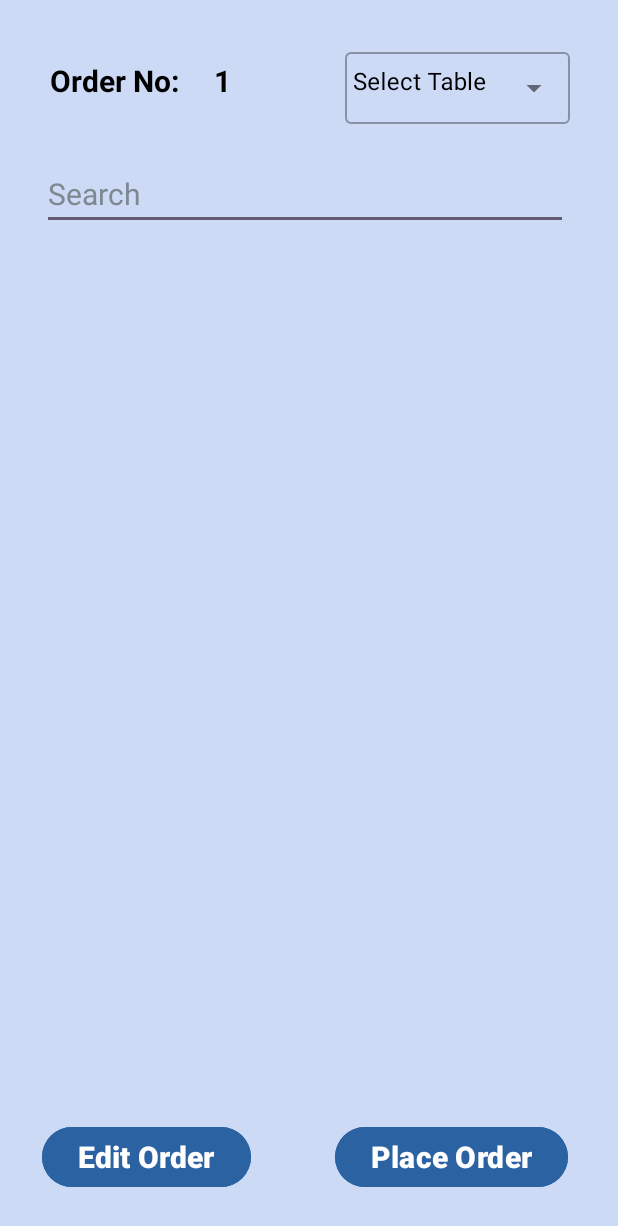
After one commit to abhijithhegde/DinePal, an Android app: the TakeOrder screen opened directly, with no data from a screen before it, on a phone screen of 412 x 824 dp. The commit adds this screen. Shown: the top 1226 px of the screen. Run offline under Robolectric (Android 15) with nearby library versions, the phone set to English and light mode, and no system bars.

Commit message:
Created Dashboard and TakeOrder activity

```diff
--- a/app/build.gradle
+++ b/app/build.gradle
@@ -3,11 +3,11 @@ plugins {
 }
 
 android {
-    namespace 'com.bestsoft.dinepal'
+    namespace 'com.l0pht.dinepal'
     compileSdk 33
 
     defaultConfig {
-        applicationId "com.bestsoft.dinepal"
+        applicationId "com.l0pht.dinepal"
         minSdk 24
         targetSdk 33
         versionCode 1
@@ -32,6 +32,7 @@ dependencies {
 
     implementation 'androidx.appcompat:appcompat:1.6.1'
     implementation 'com.google.android.material:material:1.5.0'
+    implementation 'mysql:mysql-connector-java:8.0.26'
     implementation 'androidx.constraintlayout:constraintlayout:2.1.4'
     testImplementation 'junit:junit:4.13.2'
     androidTestImplementation 'androidx.test.ext:junit:1.1.5'
--- a/app/src/main/AndroidManifest.xml
+++ b/app/src/main/AndroidManifest.xml
@@ -13,6 +13,12 @@
         android:theme="@style/Theme.DinePal"
         tools:targetApi="31">
         <activity
+            android:name=".TakeOrder"
+            android:exported="false" />
+        <activity
+            android:name=".DashBoard"
+            android:exported="false" />
+        <activity
             android:name=".MainActivity"
             android:exported="true">
             <intent-filter>
--- /dev/null
+++ b/app/src/main/java/com/l0pht/dinepal/TakeOrder.java
@@ -0,0 +1,50 @@
+package com.l0pht.dinepal;
+
+import android.content.Intent;
+import android.os.Bundle;
+import android.widget.ArrayAdapter;
+import android.widget.AutoCompleteTextView;
+import android.widget.Button;
+import android.widget.EditText;
+import android.widget.TextView;
+
+import androidx.appcompat.app.AppCompatActivity;
+
+public class TakeOrder extends AppCompatActivity {
+    EditText search;
+    TextView order;
+    AutoCompleteTextView selectTableNo;
+    Button placeOrder, editOrder, deleteOrder;
+    int tableNo;
+    static int orderNo = 1;
+    String[] tables = {"1", "2", "3", "4", "5", "6", "7", "8", "9", "10"};
+    ArrayAdapter<String> tableAdapter;
+
+    @Override
+    protected void onCreate(Bundle savedInstanceState) {
+        super.onCreate(savedInstanceState);
+        setContentView(R.layout.activity_take_order);
+
+
+        search = findViewById(R.id.search);
+        selectTableNo = findViewById(R.id.selectTableNo);
+        placeOrder = findViewById(R.id.placeOrder);
+        editOrder = findViewById(R.id.editOrder);
+        order = findViewById(R.id.orderNo);
+        order.setText(String.valueOf(orderNo));
+
+        tableAdapter = new ArrayAdapter<>(this, R.layout.tables_list, tables);
+        selectTableNo.setAdapter(tableAdapter);
+
+
+        placeOrder.setOnClickListener(v -> {
+            tableNo = Integer.parseInt(selectTableNo.getText().toString());
+            Intent resultIntent = new Intent(this, DashBoard.class);
+            resultIntent.putExtra("tableNo", tableNo);
+            resultIntent.putExtra("orderNo", orderNo);
+            orderNo += 1;
+            setResult(RESULT_OK, resultIntent);
+            finish();
+        });
+    }
+}
--- /dev/null
+++ b/app/src/main/res/drawable/new_order.xml
@@ -0,0 +1,5 @@
+<vector android:height="24dp" android:tint="#000000"
+    android:viewportHeight="24" android:viewportWidth="24"
+    android:width="24dp" xmlns:android="http://schemas.android.com/apk/res/android">
+    <path android:fillColor="@android:color/white" android:pathData="M19,13h-6v6h-2v-6H5v-2h6V5h2v6h6v2z"/>
+</vector>
--- /dev/null
+++ b/app/src/main/res/layout/activity_take_order.xml
@@ -0,0 +1,158 @@
+<?xml version="1.0" encoding="utf-8"?>
+<androidx.constraintlayout.widget.ConstraintLayout xmlns:android="http://schemas.android.com/apk/res/android"
+    xmlns:app="http://schemas.android.com/apk/res-auto"
+    xmlns:tools="http://schemas.android.com/tools"
+    android:layout_width="match_parent"
+    android:layout_height="match_parent"
+    android:background="#cddaf6"
+    tools:context=".TakeOrder">
+
+    <TextView
+        android:id="@+id/textView"
+        android:layout_width="wrap_content"
+        android:layout_height="wrap_content"
+        android:padding="5dp"
+        android:text="Order No: "
+        android:textColor="@color/black"
+        android:textSize="20sp"
+        android:textStyle="bold"
+        app:layout_constraintBaseline_toBaselineOf="@+id/orderNo"
+        app:layout_constraintEnd_toEndOf="parent"
+        app:layout_constraintHorizontal_bias="0.0"
+        app:layout_constraintStart_toStartOf="@+id/guideline2" />
+
+    <TextView
+        android:id="@+id/orderNo"
+        android:layout_width="wrap_content"
+        android:layout_height="wrap_content"
+        android:padding="5dp"
+        android:text="1"
+        android:textColor="@color/black"
+        android:textSize="20sp"
+        android:textStyle="bold"
+        app:layout_constraintBaseline_toBaselineOf="@+id/textInputLayout"
+        app:layout_constraintEnd_toEndOf="parent"
+        app:layout_constraintHorizontal_bias="0.031"
+        app:layout_constraintStart_toEndOf="@+id/textView" />
+
+    <com.google.android.material.textfield.TextInputLayout
+        android:id="@+id/textInputLayout"
+        style="@style/Widget.MaterialComponents.TextInputLayout.OutlinedBox.Dense.ExposedDropdownMenu"
+        android:layout_width="wrap_content"
+        android:layout_height="wrap_content"
+        android:gravity="center"
+        android:hint="Select Table"
+        android:textColorHint="@color/black"
+        app:boxBackgroundMode="outline"
+        app:counterTextColor="@color/black"
+        app:layout_constraintBottom_toBottomOf="parent"
+        app:layout_constraintEnd_toEndOf="parent"
+        app:layout_constraintHorizontal_bias="0.877"
+        app:layout_constraintStart_toStartOf="parent"
+        app:layout_constraintTop_toTopOf="parent"
+        app:layout_constraintVertical_bias="0.038">
+
+        <AutoCompleteTextView
+            android:id="@+id/selectTableNo"
+            android:layout_width="150dp"
+            android:layout_height="wrap_content"
+            android:focusable="false"
+            android:focusableInTouchMode="false"
+            android:inputType="none"
+            android:paddingStart="5dp"
+            android:paddingTop="6dp"
+            android:paddingEnd="2dp"
+            android:textColor="@color/black"
+            android:textIsSelectable="false" />
+
+    </com.google.android.material.textfield.TextInputLayout>
+
+    <EditText
+        android:id="@+id/search"
+        android:layout_width="0dp"
+        android:layout_height="wrap_content"
+        android:hint="Search"
+        android:textColor="@color/black"
+        android:textColorHint="#7d8890"
+        android:textSize="20sp"
+        app:layout_constraintBottom_toBottomOf="parent"
+        app:layout_constraintEnd_toStartOf="@+id/guideline3"
+        app:layout_constraintHorizontal_bias="0.0"
+        app:layout_constraintStart_toStartOf="@+id/guideline2"
+        app:layout_constraintTop_toTopOf="parent"
+        app:layout_constraintVertical_bias="0.136" />
+
+    <androidx.constraintlayout.widget.Guideline
+        android:id="@+id/guideline2"
+        android:layout_width="wrap_content"
+        android:layout_height="wrap_content"
+        android:orientation="vertical"
+        app:layout_constraintGuide_begin="28dp" />
+
+    <androidx.constraintlayout.widget.Guideline
+        android:id="@+id/guideline3"
+        android:layout_width="wrap_content"
+        android:layout_height="wrap_content"
+        android:orientation="vertical"
+        app:layout_constraintGuide_begin="379dp" />
+
+    <Button
+        android:id="@+id/placeOrder"
+        android:layout_width="wrap_content"
+        android:layout_height="wrap_content"
+        android:backgroundTint="#2b62a2"
+        android:text="Place Order"
+        android:textColor="@color/white"
+        android:textSize="20sp"
+        android:textStyle="bold"
+        app:layout_constraintBottom_toBottomOf="parent"
+        app:layout_constraintEnd_toStartOf="@+id/guideline3"
+        app:layout_constraintHorizontal_bias="1.0"
+        app:layout_constraintStart_toStartOf="@+id/guideline2"
+        app:layout_constraintTop_toTopOf="parent"
+        app:layout_constraintVertical_bias="0.963" />
+
+    <Button
+        android:id="@+id/editOrder"
+        android:layout_width="wrap_content"
+        android:layout_height="wrap_content"
+        android:backgroundTint="#2b62a2"
+        android:text="Edit Order"
+        android:textColor="@color/white"
+        android:textSize="20sp"
+        android:textStyle="bold"
+        app:layout_constraintBottom_toBottomOf="parent"
+        app:layout_constraintEnd_toStartOf="@+id/guideline3"
+        app:layout_constraintHorizontal_bias="0"
+        app:layout_constraintStart_toStartOf="@+id/guideline2"
+        app:layout_constraintTop_toTopOf="parent"
+        app:layout_constraintVertical_bias="0.963" />
+
+    <LinearLayout
+        android:layout_width="0dp"
+        android:layout_height="wrap_content"
+        android:orientation="vertical"
+        app:layout_constraintBottom_toBottomOf="parent"
+        app:layout_constraintEnd_toStartOf="@+id/guideline3"
+        app:layout_constraintHorizontal_bias="0.0"
+        app:layout_constraintStart_toStartOf="@+id/guideline2"
+        app:layout_constraintTop_toBottomOf="@+id/search"
+        app:layout_constraintVertical_bias="0.048" >
+
+        <androidx.recyclerview.widget.RecyclerView
+            android:id="@+id/recyclerView"
+            android:layout_width="match_parent"
+            android:layout_height="match_parent"
+            android:layout_marginTop="10dp"
+            android:scrollbars="vertical"
+            app:layout_constraintBottom_toBottomOf="parent"
+            app:layout_constraintEnd_toEndOf="parent"
+            app:layout_constraintHorizontal_bias="0.0"
+            app:layout_constraintStart_toStartOf="parent"
+            app:layout_constraintTop_toBottomOf="parent"
+            app:layout_constraintVertical_bias="0.0" />
+
+    </LinearLayout>
+
+
+</androidx.constraintlayout.widget.ConstraintLayout>
```
Also changed, not shown: app/src/main/java/com/l0pht/dinepal/DashBoard.java (added, +56 -0 lines), app/src/main/java/com/l0pht/dinepal/MainActivity.java (renamed from app/src/main/java/com/bestsoft/dinepal/MainActivity.java, +8 -1 lines), app/src/main/java/com/l0pht/dinepal/Order.java (added, +27 -0 lines), app/src/main/java/com/l0pht/dinepal/OrderListAdapter.java (added, +54 -0 lines), app/src/main/res/layout/activity_dash_board.xml (added, +38 -0 lines), app/src/main/res/layout/activity_main.xml (+1 -12 lines), app/src/main/res/layout/orders_list.xml (added, +77 -0 lines), app/src/main/res/layout/tables_list.xml (added, +11 -0 lines), 4 other files.
